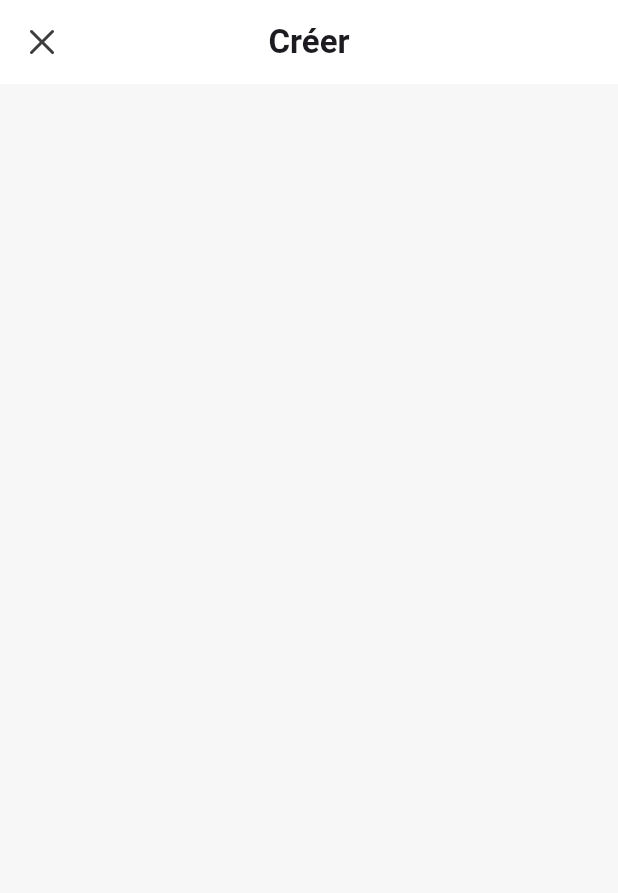
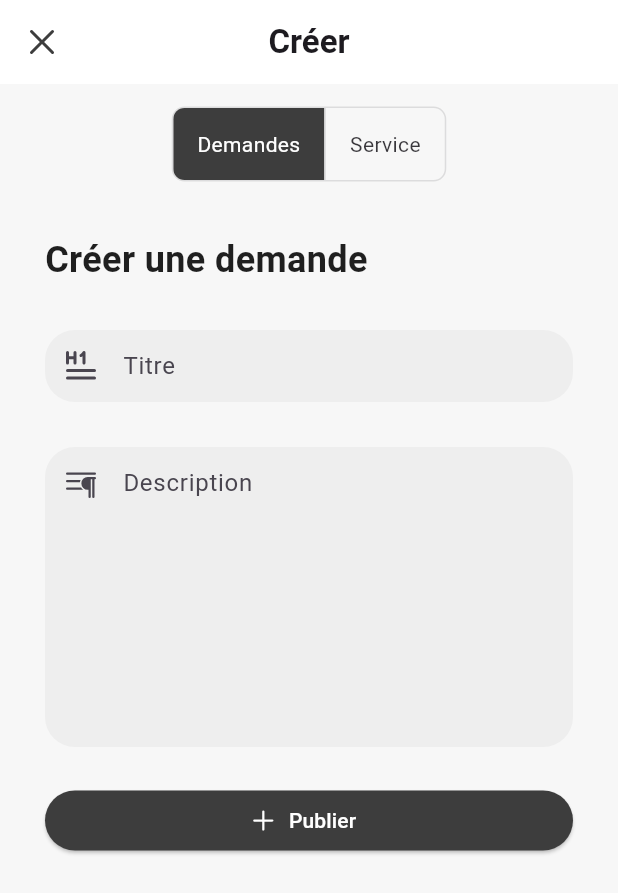
Before and after one commit to sidahmedfrioui19/eartisan, a Flutter app: the NewAction screen opened directly, on a phone screen of 412 x 824 dp. Shown: the top 893 px of the screen. Run offline on Flutter 3.47's test engine with Material 3 defaults, Android fonts, the phone set to English and light mode, and no system bars; our stand-ins replace fluentui_system_icons, flutter_dotenv, flutter_secure_storage; accounts and stored records are empty; network calls fail.

Commit message:
create-action

```diff
--- a/lib/pages/overlays/new_action.dart
+++ b/lib/pages/overlays/new_action.dart
@@ -1,24 +1,86 @@
+import 'package:flutter/material.dart';
+import 'package:profinder/pages/partials/new_post.dart';
+import 'package:profinder/pages/partials/new_service.dart';
+import 'package:profinder/widgets/layout/overlay_top_bar.dart';
 import 'package:fluentui_system_icons/fluentui_system_icons.dart';
-import 'package:flutter/material.dart';
-import 'package:profinder/widgets/layout/overlay_top_bar.dart';
 
 import '../../utils/theme_data.dart';
 
 class NewAction extends StatefulWidget {
-  const NewAction({super.key});
+  const NewAction({Key? key}) : super(key: key);
 
   @override
   State<NewAction> createState() => _NewActionState();
 }
 
 class _NewActionState extends State<NewAction> {
+  late List<bool> isSelected;
+  int _selected = 0;
+
+  final List<Widget> _partials = [
+    NewPost(),
+    NewService(),
+  ];
+
+  @override
+  void initState() {
+    super.initState();
+    isSelected = [true, false];
+  }
+
   @override
   Widget build(BuildContext context) {
     return Scaffold(
-        backgroundColor: AppTheme.backgroundColor,
-        appBar: OverlayTopBar(
-          title: 'Créer',
-          dismissIcon: FluentIcons.dismiss_12_filled,
-        ));
+      backgroundColor: AppTheme.backgroundColor,
+      appBar: OverlayTopBar(
+        title: 'Créer',
+        dismissIcon: FluentIcons.dismiss_12_filled,
+      ),
+      body: SingleChildScrollView(
+        child: Container(
+          padding: EdgeInsets.all(15.0),
+          child: Column(
+            children: [
+              Row(
+                mainAxisAlignment: MainAxisAlignment.center,
+                children: <Widget>[
+                  ToggleButtons(
+                    fillColor: AppTheme.primaryColor,
+                    selectedColor: Colors.white,
+                    borderRadius: BorderRadius.circular(8.0),
+                    isSelected: isSelected,
+                    onPressed: (int index) {
+                      setState(() {
+                        isSelected[0] = index == 0;
+                        isSelected[1] = index == 1;
+                        if (index == 0) {
+                          _selected = 0;
+                        } else {
+                          _selected = 1;
+                        }
+                      });
+                    },
+                    children: const <Widget>[
+                      Padding(
+                        padding: EdgeInsets.symmetric(horizontal: 16.0),
+                        child: Text("Demandes"),
+                      ),
+                      Padding(
+                        padding: EdgeInsets.symmetric(horizontal: 16.0),
+                        child: Text("Service"),
+                      ),
+                    ],
+                  ),
+                ],
+              ),
+              SizedBox(
+                height: 20,
+              ),
+              _partials[_selected]
+            ],
+          ),
+        ),
+      ),
+    );
   }
 }
--- /dev/null
+++ b/lib/pages/partials/new_post.dart
@@ -0,0 +1,59 @@
+import 'package:fluentui_system_icons/fluentui_system_icons.dart';
+import 'package:flutter/material.dart';
+import 'package:profinder/utils/theme_data.dart';
+import 'package:profinder/widgets/filled_button.dart';
+import 'package:profinder/widgets/rounded_text_field.dart';
+import 'package:profinder/widgets/text_area.dart';
+
+class NewPost extends StatefulWidget {
+  const NewPost({super.key});
+
+  @override
+  State<NewPost> createState() => _NewPostState();
+}
+
+class _NewPostState extends State<NewPost> {
+  final TextEditingController _titleController = TextEditingController();
+  final TextEditingController _descriptionController = TextEditingController();
+
+  @override
+  Widget build(BuildContext context) {
+    return Container(
+      child: Column(
+        children: [
+          Container(
+            padding: EdgeInsets.all(15.0),
+            child: Row(
+              mainAxisAlignment: MainAxisAlignment.start,
+              children: [
+                Text(
+                  "Créer une demande",
+                  style: AppTheme.headingTextStyle,
+                )
+              ],
+            ),
+          ),
+          RoundedTextField(
+            controller: _titleController,
+            hintText: "Titre",
+            icon: FluentIcons.text_header_1_lines_16_filled,
+          ),
+          RoundedTextArea(
+            controller: _descriptionController,
+            hintText: "Description",
+            icon: FluentIcons.text_paragraph_16_filled,
+          ),
+          Container(
+            width: double.infinity,
+            margin: EdgeInsets.symmetric(horizontal: 15, vertical: 10),
+            child: FilledAppButton(
+              icon: FluentIcons.add_12_filled,
+              text: "Publier",
+              onPressed: () async {},
+            ),
+          ),
+        ],
+      ),
+    );
+  }
+}
--- a/lib/pages/signup.dart
+++ b/lib/pages/signup.dart
@@ -81,8 +81,8 @@ class _LoginPageState extends State<SignUpPage> {
                 children: [
                   Expanded(
                     child: FilledAppButton(
-                        icon: FluentIcons.arrow_right_12_filled,
-                        text: "Se Connecter",
+                        icon: FluentIcons.person_add_16_filled,
+                        text: "S'inscrire",
                         onPressed: () => {}),
                   ),
                 ],
--- a/lib/widgets/layout/main_navigation_bar.dart
+++ b/lib/widgets/layout/main_navigation_bar.dart
@@ -116,6 +116,7 @@ class _MainNavBarState extends State<MainNavBar> {
 
   void _onItemTapped(int index) {
     setState(() {
+      getToken();
       _selectedIndex = index;
     });
   }
--- a/pubspec.yaml
+++ b/pubspec.yaml
@@ -40,6 +40,11 @@ dependencies:
   http: any
   flutter_dotenv: ^5.0.3
   flutter_secure_storage: any
+  firebase_core: ^1.10.0
+  firebase_storage: ^10.2.0
+  image_picker: ^0.8.4+2
+  freestyle_speed_dial: any
+  tuple: any
 
 dev_dependencies:
   flutter_test:
```
Also changed, not shown: lib/pages/partials/new_service.dart (added, +56 -0 lines), lib/widgets/dropdown.dart (added, +43 -0 lines), pubspec.lock, 5 other files.
